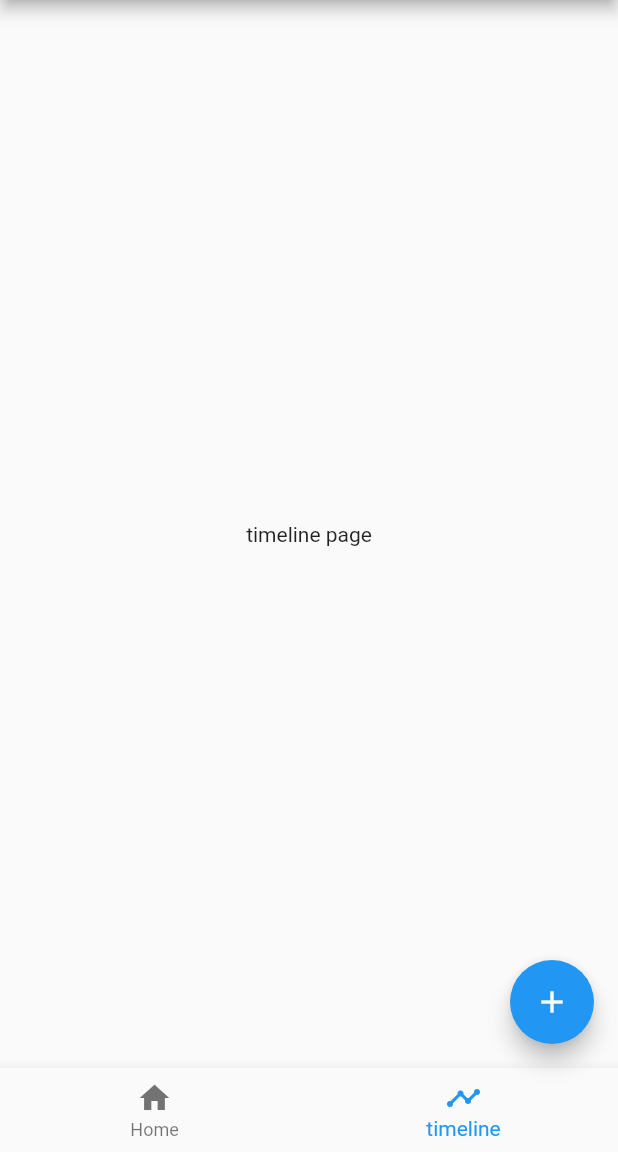
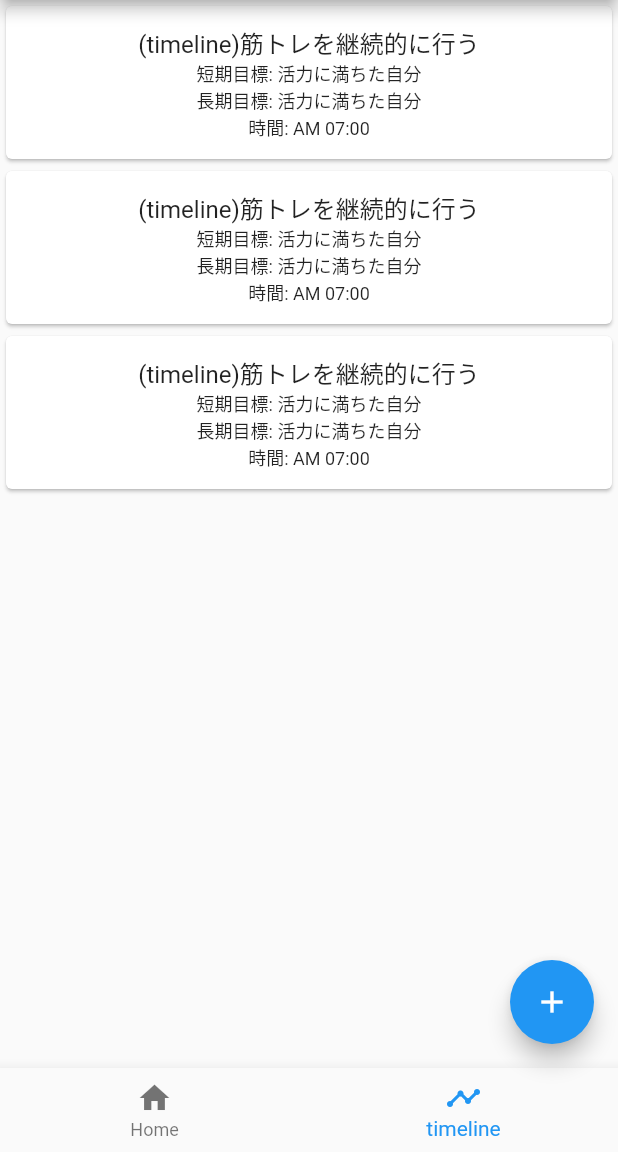
Before and after one commit to masa08/habit_list, a Flutter app: the screen it shows after launch, item 2 of the bottom bar chosen, on a phone screen of 412 x 824 dp, the part 84-1236 px from its top. Run offline on Flutter 3.47's test engine with Material 2 defaults, Android fonts, the phone set to English and light mode, and no system bars; our stand-ins replace flutter_hooks, go_router, hooks_riverpod; generated files the repository leaves out were written again.

Commit message:
add time line

```diff
--- /dev/null
+++ b/lib/conponents/habit_list.dart
@@ -0,0 +1,38 @@
+import 'package:flutter/material.dart';
+import 'package:habit_list/domain/habit.dart';
+
+class HabitList extends StatelessWidget {
+  final List<Habit> habits;
+  final bool isSetting;
+  const HabitList({Key? key, this.isSetting = false, required this.habits}) : super(key: key);
+
+  @override
+  Widget build(BuildContext context) {
+    return Center(
+      child: ListView.builder(
+        itemCount: habits.length,
+        itemBuilder: (context, index) {
+        return Card(
+          child: ListTile(
+            contentPadding: const EdgeInsets.all(8),
+            title: Column(
+              children: [
+                Text(habits[index].title),
+                Text("短期目標: " + habits[index].shortTermGoal, style: const TextStyle(
+                  fontSize: 12
+                ),),
+                Text("長期目標: " + habits[index].shortTermGoal, style: const TextStyle(
+                  fontSize: 12
+                ),),
+                Text("時間: " + habits[index].routineDate, style: const TextStyle(
+                  fontSize: 12
+                ),)
+              ],
+            ),
+            trailing: isSetting ?  const Icon(Icons.settings) : null
+          ),
+        );
+      }),
+    );
+  }
+}
--- /dev/null
+++ b/lib/domain/habit.dart
@@ -0,0 +1,15 @@
+class Habit {
+  String title;
+  String shortTermGoal;
+  String longTermGoal;
+  String routineDate;
+  bool publicFlag;
+
+  Habit(
+    this.title,
+    this.shortTermGoal,
+    this.longTermGoal,
+    this.routineDate,
+    this.publicFlag
+  );
+}
--- /dev/null
+++ b/lib/foundation/constants/route.dart
@@ -0,0 +1,10 @@
+// use router define
+class RoutePath {
+  static const home = "/";
+  static const add = "/add";
+}
+
+// use page navigation
+class RouteName {
+  static const add = "add";
+}
--- /dev/null
+++ b/lib/pages/add_habit_page.dart
@@ -0,0 +1,31 @@
+import 'package:flutter/material.dart';
+import 'package:habit_list/hooks/use_l10n.dart';
+import 'package:hooks_riverpod/hooks_riverpod.dart';
+
+class AddHabitPage extends StatelessWidget {
+  const AddHabitPage({Key? key}) : super(key: key);
+
+  @override
+  Widget build(BuildContext context) {
+    return SafeArea(
+      child: _Body(),
+    );
+  }
+}
+
+
+class _Body extends HookConsumerWidget {
+  @override
+  Widget build(BuildContext context, WidgetRef ref) {
+    final l10n = useL10n();
+
+    return Scaffold(
+      appBar: AppBar(
+        title: Text(l10n.add),
+      ),
+      body: const Center(
+        child: Text("add habit page"),
+      ),
+    );
+  }
+}
--- a/lib/pages/home_page.dart
+++ b/lib/pages/home_page.dart
@@ -1,4 +1,6 @@
 import 'package:flutter/material.dart';
+import 'package:habit_list/conponents/habit_list.dart';
+import 'package:habit_list/domain/habit.dart';
 import 'package:hooks_riverpod/hooks_riverpod.dart';
 
 class HomePage extends StatelessWidget {
@@ -12,27 +14,15 @@ class HomePage extends StatelessWidget {
   }
 }
 
+final sampleHabitList = [
+  Habit("(home)筋トレを継続的に行う", "活力に満ちた自分", "圧倒的強さ", "AM 07:00", true),
+  Habit("(home)筋トレを継続的に行う", "活力に満ちた自分", "圧倒的強さ", "AM 07:00", true),
+  Habit("(home)筋トレを継続的に行う", "活力に満ちた自分", "圧倒的強さ", "AM 07:00", true),
+];
+
 class _Body extends HookConsumerWidget {
   @override
   Widget build(BuildContext context, WidgetRef ref) {
-    return Center(
-        child: ListView.builder(
-          itemCount: 3,
-          itemBuilder: (context, index) {
-          return Card(
-            child: ListTile(
-              contentPadding: const EdgeInsets.all(8),
-              title: Column(
-                children: const [
-                  Text("筋トレを継続的に行う"),
-                  Text("効果: 活力に満ちた自分", style: TextStyle(
-                    fontSize: 12
-                  ),)
-                ],
-              ),
-            ),
-          );
-        }),
-      );
+    return HabitList(habits: sampleHabitList, isSetting: true,);
   }
 }
--- a/lib/pages/main_page.dart
+++ b/lib/pages/main_page.dart
@@ -1,5 +1,7 @@
 import 'package:flutter/material.dart';
 import 'package:flutter_hooks/flutter_hooks.dart';
+import 'package:go_router/go_router.dart';
+import 'package:habit_list/foundation/constants/route.dart';
 import 'package:habit_list/hooks/use_l10n.dart';
 import 'package:habit_list/pages/home_page.dart';
 import 'package:habit_list/pages/timeline_page.dart';
@@ -31,7 +33,7 @@ class MainPage extends HookWidget {
     final currentPage = useState(pages[currentIndex.value]);
 
     onPressed () {
-      print("onPressed");
+      GoRouter.of(context).go(RoutePath.add);
     }
 
     onTap(index) {
@@ -61,5 +63,5 @@ class MainPage extends HookWidget {
 
 enum Pages {
   home,
-  search,
+  timeLine,
 }
--- a/lib/pages/timeline_page.dart
+++ b/lib/pages/timeline_page.dart
@@ -1,4 +1,6 @@
 import 'package:flutter/material.dart';
+import 'package:habit_list/conponents/habit_list.dart';
+import 'package:habit_list/domain/habit.dart';
 import 'package:hooks_riverpod/hooks_riverpod.dart';
 
 class TimeLinePage extends StatelessWidget {
@@ -12,11 +14,15 @@ class TimeLinePage extends StatelessWidget {
   }
 }
 
+final sampleHabitList = [
+  Habit("(timeline)筋トレを継続的に行う", "活力に満ちた自分", "圧倒的強さ", "AM 07:00", true),
+  Habit("(timeline)筋トレを継続的に行う", "活力に満ちた自分", "圧倒的強さ", "AM 07:00", true),
+  Habit("(timeline)筋トレを継続的に行う", "活力に満ちた自分", "圧倒的強さ", "AM 07:00", true),
+];
+
 class _Body extends HookConsumerWidget {
   @override
   Widget build(BuildContext context, WidgetRef ref) {
-    return const Center(
-      child: Text('timeline page'),
-    );
+    return HabitList(habits: sampleHabitList);
   }
 }
--- a/lib/router.dart
+++ b/lib/router.dart
@@ -1,22 +1,23 @@
 import 'package:flutter/material.dart';
 import 'package:go_router/go_router.dart';
+import 'package:habit_list/foundation/constants/route.dart';
+import 'package:habit_list/pages/add_habit_page.dart';
 import 'package:habit_list/pages/main_page.dart';
 import 'package:hooks_riverpod/hooks_riverpod.dart';
 
 final routerProvider = Provider(
   (ref) => GoRouter(
-    initialLocation: '/',
+    initialLocation: RoutePath.home,
     routes: [
       GoRoute(
-        path: '/',
-        // builder: (context, state) => const MainPage(),
+        path: RoutePath.home,
         builder: (context, state) => const MainPage(),
         routes: [
-          // GoRoute(
-          //   name: RouteName.home,
-          //   path: RouteName.home,
-          //   builder: (context, state) => const MainPage(),
-          // ),
+          GoRoute(
+            name: RouteName.add,
+            path: RouteName.add,
+            builder: (context, state) => const AddHabitPage(),
+          ),
         ],
       ),
     ],
```
Also changed, not shown: 3 other files.
